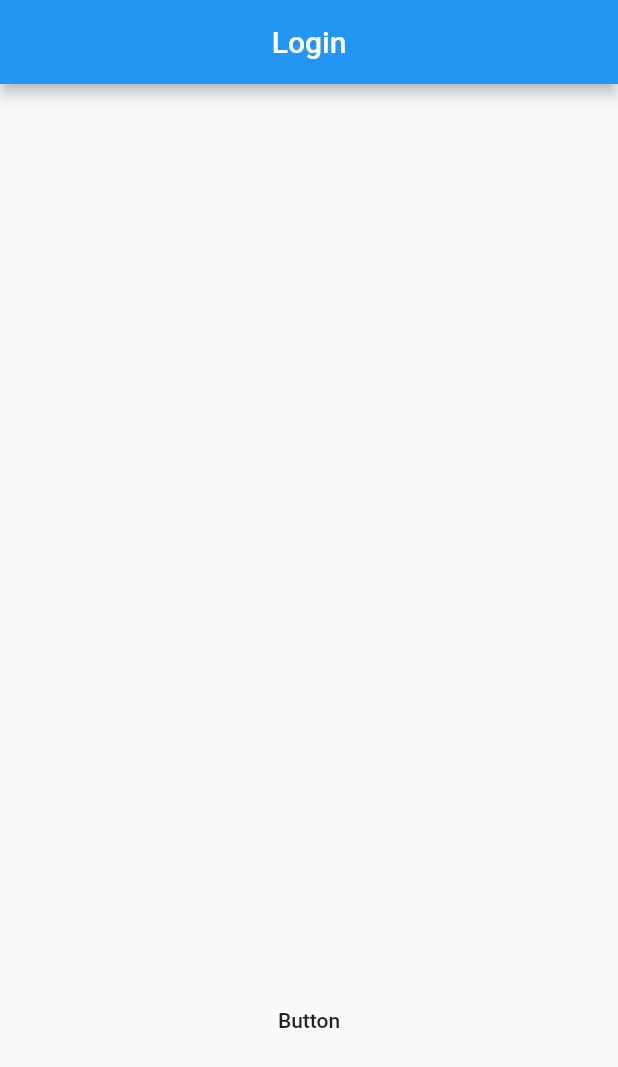
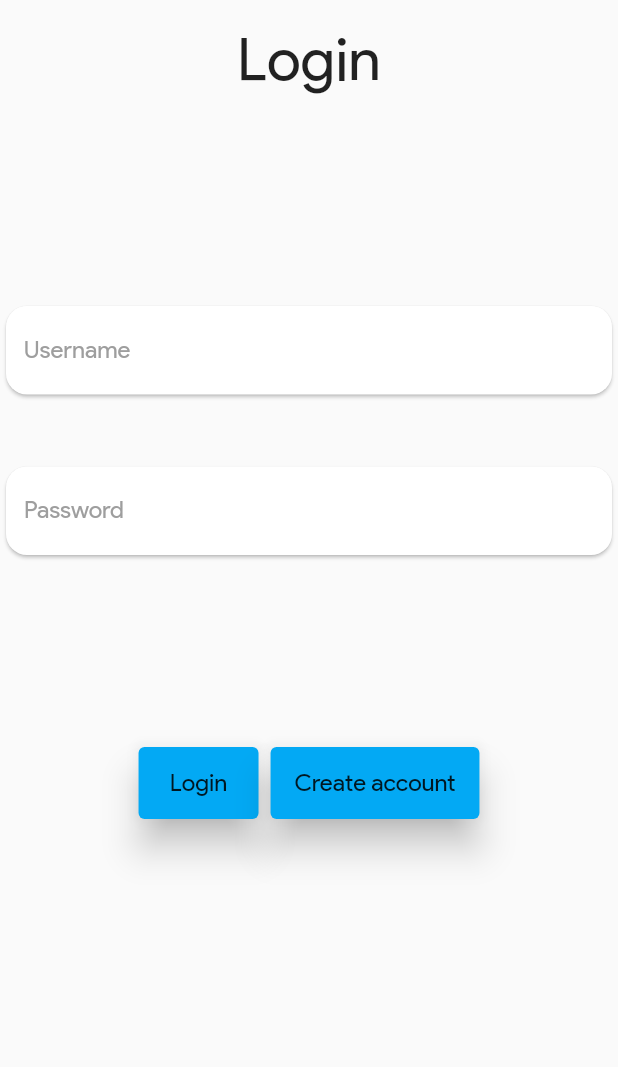
Before and after one commit to moviestack/moviedb_frontend, a Flutter app: the screen it shows after launch, on a phone screen of 412 x 824 dp. Shown: the top 1067 px of the screen. Run offline on Flutter 3.47's test engine with Material 2 defaults, Android fonts, the phone set to English and light mode, and no system bars; our stand-ins replace form_field_validator.

Commit message:
login ui done

```diff
--- /dev/null
+++ b/lib/constants/input_decoration.dart
@@ -0,0 +1,26 @@
+import 'package:flutter/material.dart';
+
+const InputDecoration inputDecoration = InputDecoration(
+  labelText: '',
+  labelStyle: TextStyle(color: Colors.grey),
+  enabledBorder: OutlineInputBorder(
+    borderSide: BorderSide(
+      color: Colors.transparent,
+    ),
+  ),
+  focusedBorder: OutlineInputBorder(
+    borderSide: BorderSide(
+      color: Colors.transparent,
+    ),
+  ),
+  errorBorder: OutlineInputBorder(
+    borderSide: BorderSide(
+      color: Colors.transparent,
+    ),
+  ),
+  focusedErrorBorder: OutlineInputBorder(
+    borderSide: BorderSide(
+      color: Colors.transparent,
+    ),
+  ),
+);
--- a/lib/main.dart
+++ b/lib/main.dart
@@ -5,8 +5,11 @@ import 'package:moviedb/screens/login.dart';
 void main() {
   runApp(
     MaterialApp(
+      theme: ThemeData(
+        fontFamily: 'prodSans',
+      ),
       routes: {
-        '/login': (context) => LogIn(),
+        '/login': (context) => const LogIn(),
         '/home_page': (context) => HomePage(),
       },
       home: const App(),
@@ -19,6 +22,6 @@ class App extends StatelessWidget {
 
   @override
   Widget build(BuildContext context) {
-    return LogIn();
+    return const LogIn();
   }
 }
--- a/lib/screens/home_page.dart
+++ b/lib/screens/home_page.dart
@@ -14,9 +14,10 @@ class _HomePageState extends State<HomePage> {
       appBar: AppBar(
         title: const Text('Home Page'),
       ),
-      body: const SingleChildScrollView(
-        child: Center(
-          child: Text('Hello Flutter'),
+      body: const Center(
+        child: Text(
+          'Movies coming soon',
+          style: TextStyle(fontSize: 28),
         ),
       ),
     );
--- a/lib/screens/login.dart
+++ b/lib/screens/login.dart
@@ -1,45 +1,118 @@
 import 'package:flutter/material.dart';
+import '../constants/input_decoration.dart';
+import 'package:form_field_validator/form_field_validator.dart';
 
 class LogIn extends StatefulWidget {
-  LogIn({Key? key}) : super(key: key);
+  const LogIn({Key? key}) : super(key: key);
 
   @override
   _LogInState createState() => _LogInState();
 }
 
 class _LogInState extends State<LogIn> {
+  final _key = GlobalKey<FormState>();
   @override
   Widget build(BuildContext context) {
+    double width = MediaQuery.of(context).size.width;
+    double height = MediaQuery.of(context).size.height;
     return Scaffold(
-      appBar: AppBar(
-        title: const Center(
+      appBar: PreferredSize(
+          child: Container(
+            child: const Center(
               child: Text(
                 'Login',
-            textAlign: TextAlign.center,
+                style: TextStyle(fontSize: 40),
               ),
             ),
           ),
+          preferredSize: Size(width, 80)),
       body: SingleChildScrollView(
         child: Column(
           mainAxisAlignment: MainAxisAlignment.center,
           crossAxisAlignment: CrossAxisAlignment.center,
           children: [
+            const SizedBox(
+              height: 120,
+            ),
             Form(
+              key: _key,
               child: Column(
-                children: const [],
+                children: [
+                  Card(
+                    shape: RoundedRectangleBorder(
+                      borderRadius: BorderRadius.circular(14),
+                    ),
+                    child: SizedBox(
+                      width: 600,
+                      child: TextFormField(
+                        validator: RequiredValidator(
+                          errorText: 'Username is required',
+                        ),
+                        decoration: inputDecoration.copyWith(
+                          labelText: 'Username',
+                        ),
+                      ),
                     ),
                   ),
                   const SizedBox(
-              height: 600,
+                    height: 40,
+                  ),
+                  Card(
+                    shape: RoundedRectangleBorder(
+                      borderRadius: BorderRadius.circular(14),
+                    ),
+                    child: SizedBox(
+                      width: 600,
+                      child: TextFormField(
+                        validator:
+                            RequiredValidator(errorText: 'Password validator'),
+                        decoration: inputDecoration.copyWith(
+                          labelText: 'Password',
+                        ),
+                      ),
+                    ),
+                  ),
+                ],
+              ),
+            ),
+            const SizedBox(
+              height: 120,
             ),
             Center(
+                child: Row(
+              mainAxisAlignment: MainAxisAlignment.center,
+              children: [
+                Card(
+                  color: Colors.lightBlue,
+                  elevation: 10,
                   child: MaterialButton(
+                    minWidth: 80,
                     onPressed: () {
+                      //login logic needs to be implemented8
+                      if (_key.currentState!.validate()) {
                         Navigator.pushNamed(context, '/home_page');
+                      }
                     },
-                child: const Text('Button'),
+                    child: const Text(
+                      'Login',
+                      style: TextStyle(fontSize: 16),
                     ),
-            )
+                  ),
+                ),
+                Card(
+                  color: Colors.lightBlue,
+                  elevation: 10,
+                  child: MaterialButton(
+                    minWidth: 120,
+                    onPressed: () {},
+                    child: const Text(
+                      'Create account',
+                      style: TextStyle(fontSize: 16),
+                    ),
+                  ),
+                ),
+              ],
+            )),
           ],
         ),
       ),
```
Also changed, not shown: pubspec.yaml (+6 -1 lines), assets/fonts/Product Sans Regular.ttf (added), pubspec.lock. Lines whose indentation alone changed are shown as unchanged.
